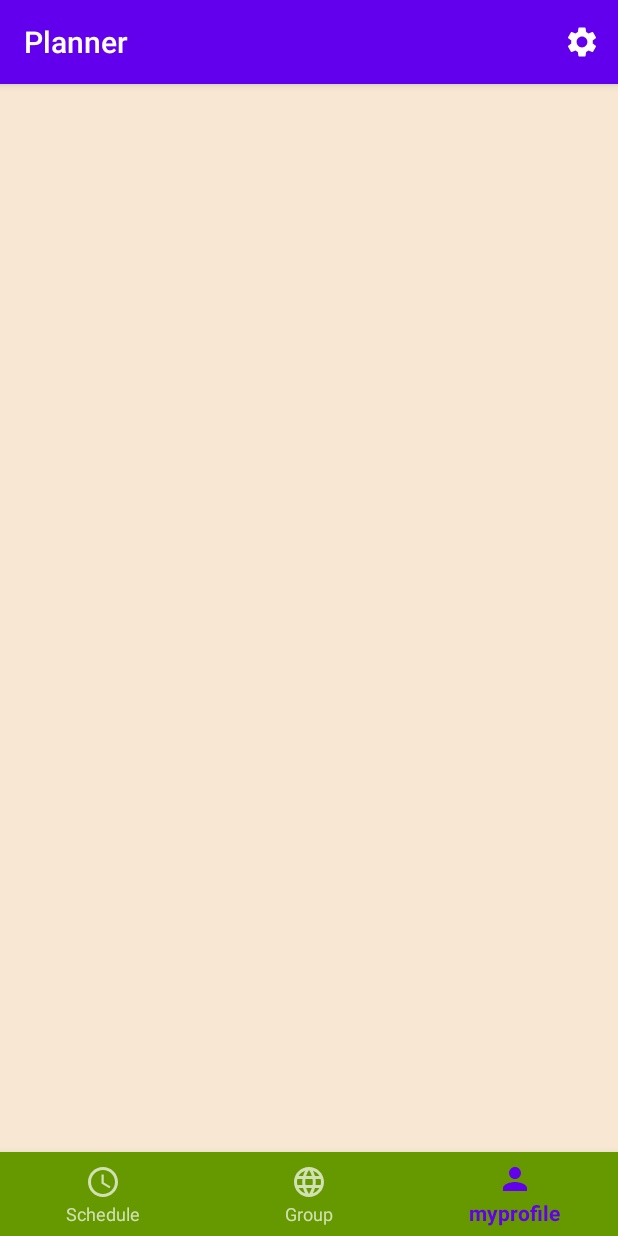
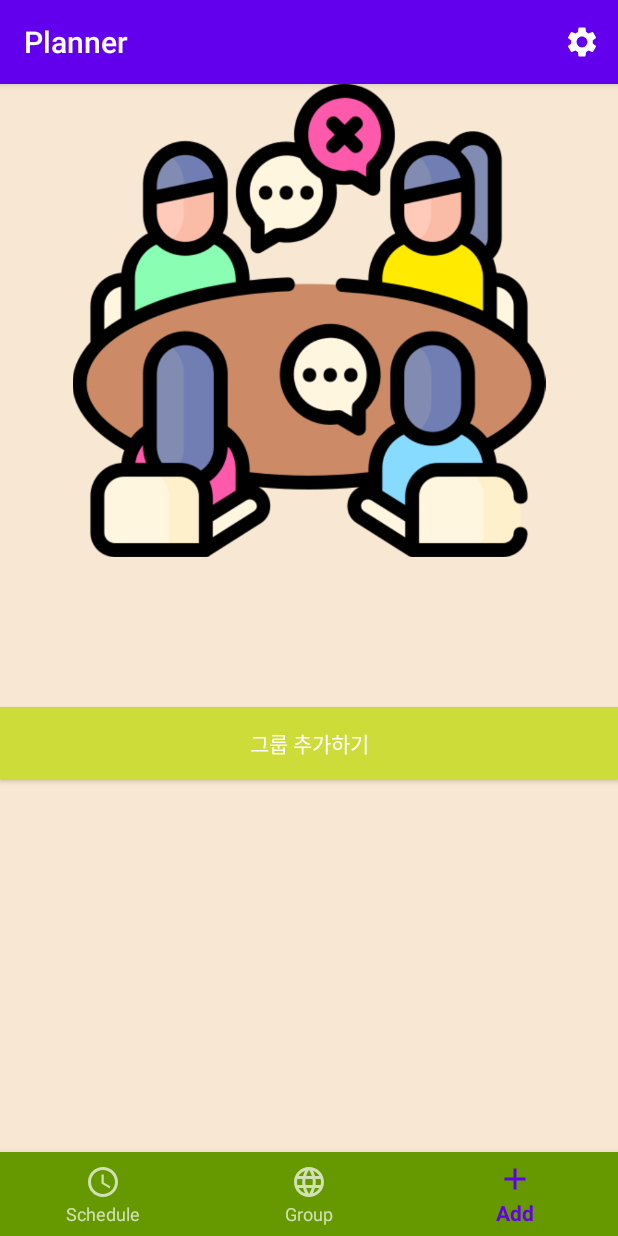
Before and after one commit to Owen-Choi/Planner, an Android app: the screen it shows after launch once a user with an empty profile is signed in (HomeActivity), item 3 of the bottom bar chosen, on a phone screen of 412 x 824 dp. Run offline under Robolectric (Android 15) with nearby library versions, the phone set to English and light mode, and no system bars; our stand-ins replace Firebase (no records; nobody signed in at launch, a user with empty details on screens opened directly); libraries missing offline, so code that uses them is left out: com.github.tlaabs.timetableview; pictures from the network do not load; 2 statements that could not run were skipped.

Commit message:
그룹 추가 프래그먼트

```diff
--- a/app/src/main/AndroidManifest.xml
+++ b/app/src/main/AndroidManifest.xml
@@ -13,6 +13,9 @@
         android:supportsRtl="true"
         android:theme="@style/Theme.Planner">
         <activity
+            android:name=".service.activities.GroupAddActivity"
+            android:exported="true" />
+        <activity
             android:name=".service.activities.MemberInfoActivity"
             android:exported="true" />
         <activity
@@ -23,7 +26,7 @@
             android:exported="true" />
         <activity
             android:name=".service.activities.FixActivity"
-            android:exported="true"/>
+            android:exported="true" />
         <activity
             android:name=".service.activities.GroupScheduleSample"
             android:exported="true" />
--- a/app/src/main/java/org/techtown/planner/service/activities/HomeActivity.java
+++ b/app/src/main/java/org/techtown/planner/service/activities/HomeActivity.java
@@ -1,7 +1,6 @@
 package org.techtown.planner.service.activities;
 
 import androidx.annotation.NonNull;
-import androidx.annotation.Nullable;
 import androidx.appcompat.app.AppCompatActivity;
 import androidx.fragment.app.Fragment;
 
@@ -9,29 +8,21 @@ import android.content.Intent;
 import android.os.Bundle;
 import android.util.Log;
 import android.view.Menu;
-import android.view.MenuInflater;
 import android.view.MenuItem;
-import android.view.View;
 
-import com.github.tlaabs.timetableview.Schedule;
-import com.github.tlaabs.timetableview.TimetableView;
 import com.google.android.material.bottomnavigation.BottomNavigationView;
-import com.google.android.material.floatingactionbutton.FloatingActionButton;
 
 import org.techtown.planner.R;
+import org.techtown.planner.service.fragments.AddFragment;
 import org.techtown.planner.service.fragments.GroupFragment;
 import org.techtown.planner.service.fragments.HomeFragment;
-
-import java.util.ArrayList;
 
 public class HomeActivity extends AppCompatActivity {
     BottomNavigationView bottomNavigationView;
     // fragments
     Fragment ScheduleFragment;
     Fragment GroupFragment;
-
-    public static final int REQUEST_ADD = 1;
-    public static final int REQUEST_EDIT = 2;
+    Fragment AddFragment;
 
     @Override
     protected void onCreate(Bundle savedInstanceState) {
@@ -40,6 +31,7 @@ public class HomeActivity extends AppCompatActivity {
         // Fragment 초기화
         ScheduleFragment = new HomeFragment();
         GroupFragment = new GroupFragment();
+        AddFragment = new AddFragment();
 
         // 최초 fragment 화면은 schedule fragment로 띄워준다.
         Init_Frag_Screen();
@@ -57,8 +49,9 @@ public class HomeActivity extends AppCompatActivity {
                         getSupportFragmentManager().beginTransaction()
                                 .replace(R.id.main_layout,GroupFragment).commitAllowingStateLoss();
                         return true;
-                    case R.id.menu_myprofile:
-                        Log.e("temp", "프로필 창 띄우기");
+                    case R.id.menu_plus:
+                        getSupportFragmentManager().beginTransaction()
+                                .replace(R.id.main_layout, AddFragment).commitAllowingStateLoss();
                         return true;
                 }
                 return false;
--- /dev/null
+++ b/app/src/main/java/org/techtown/planner/service/fragments/AddFragment.java
@@ -0,0 +1,46 @@
+package org.techtown.planner.service.fragments;
+
+import android.content.Context;
+import android.content.Intent;
+import android.os.Bundle;
+
+import androidx.annotation.NonNull;
+import androidx.fragment.app.Fragment;
+
+import android.view.LayoutInflater;
+import android.view.View;
+import android.view.ViewGroup;
+import android.widget.Button;
+
+import org.techtown.planner.R;
+import org.techtown.planner.service.activities.GroupAddActivity;
+
+public class AddFragment extends Fragment {
+    private View view;
+
+    public AddFragment() {
+        // Required empty public constructor
+    }
+
+    @Override
+    public View onCreateView(LayoutInflater inflater, ViewGroup container,
+                             Bundle savedInstanceState) {
+        view =inflater.inflate(R.layout.fragment_add, container, false);
+        Button plusButton = view.findViewById(R.id.group_add_button);
+
+        plusButton.setOnClickListener(new View.OnClickListener() {
+            @Override
+            public void onClick(View view) {
+                StartActivity(GroupAddActivity.class);
+            }
+        });
+
+        return view;
+    }
+
+    private void StartActivity(Class c) {
+        Intent intent = new Intent(getActivity(), c);
+        intent.addFlags(Intent.FLAG_ACTIVITY_CLEAR_TOP);
+        startActivity(intent);
+    }
+}
--- a/app/src/main/java/org/techtown/planner/service/fragments/GroupFragment.java
+++ b/app/src/main/java/org/techtown/planner/service/fragments/GroupFragment.java
@@ -1,5 +1,6 @@
 package org.techtown.planner.service.fragments;
 
+import android.content.Context;
 import android.content.Intent;
 import android.graphics.Color;
 import android.os.Bundle;
@@ -41,7 +42,6 @@ public class GroupFragment extends Fragment {
 
     public GroupFragment() {
     }
-
 
     @Override
     public View onCreateView(LayoutInflater inflater, ViewGroup container,
--- /dev/null
+++ b/app/src/main/res/layout/fragment_add.xml
@@ -0,0 +1,24 @@
+<?xml version="1.0" encoding="utf-8"?>
+<LinearLayout xmlns:android="http://schemas.android.com/apk/res/android"
+    xmlns:app="http://schemas.android.com/apk/res-auto"
+    xmlns:tools="http://schemas.android.com/tools"
+    android:layout_width="match_parent"
+    android:layout_height="match_parent"
+    tools:context=".service.fragments.AddFragment"
+    android:orientation="vertical">
+
+
+    <ImageView
+        android:id="@+id/imageView5"
+        android:layout_width="wrap_content"
+        android:layout_height="315dp"
+        android:src="@drawable/meeting" />
+
+    <Button
+        android:id="@+id/group_add_button"
+        android:layout_width="match_parent"
+        android:layout_height="wrap_content"
+        android:layout_marginTop="100dp"
+        android:background="#CDDC39"
+        android:text="그룹 추가하기" />
+</LinearLayout>
--- a/app/src/main/res/menu/bottom_menu.xml
+++ b/app/src/main/res/menu/bottom_menu.xml
@@ -13,8 +13,8 @@
         android:title="Group"/>
 
     <item
-        android:id="@+id/menu_myprofile"
+        android:id="@+id/menu_plus"
         android:enabled="true"
-        android:icon="@drawable/ic_baseline_person_24"
-        android:title="myprofile"/>
+        android:icon="@drawable/ic_baseline_add_24"
+        android:title="Add"/>
 </menu>
```
Also changed, not shown: app/src/main/java/org/techtown/planner/service/activities/GroupAddActivity.java (added, +16 -0 lines), app/src/main/res/layout/activity_group_add.xml (added, +9 -0 lines), app/src/main/res/drawable/meeting.png (added).
